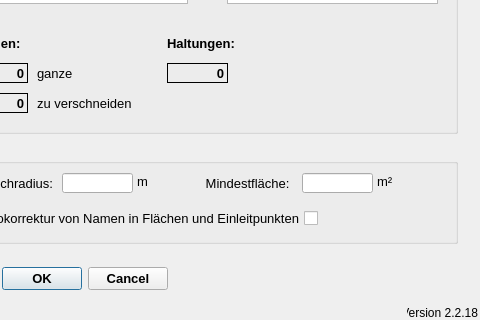
hoettges/QKan, file qkan/linkflaechen/resources/application_createlinefl.ui: the form before one commit; both pictures show x 293 to 773 and y 257 to 577 of the 773 by 577 pixel window.
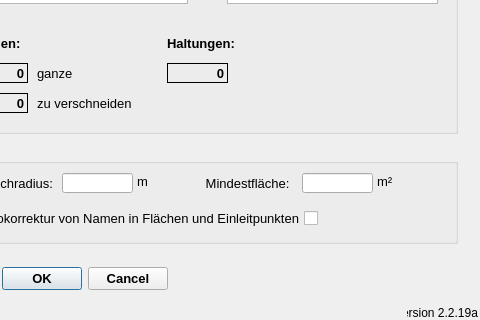
The form after the commit.

What changed in the file:
```diff
--- a/qkan/linkflaechen/resources/application_createlinefl.ui
+++ b/qkan/linkflaechen/resources/application_createlinefl.ui
@@ -52,7 +52,7 @@
     <string>Version QKan Import</string>
    </property>
    <property name="text">
-    <string>Version 2.2.18</string>
+    <string>Version 2.2.19a</string>
    </property>
    <property name="alignment">
     <set>Qt::AlignRight|Qt::AlignTrailing|Qt::AlignVCenter</set>
```
